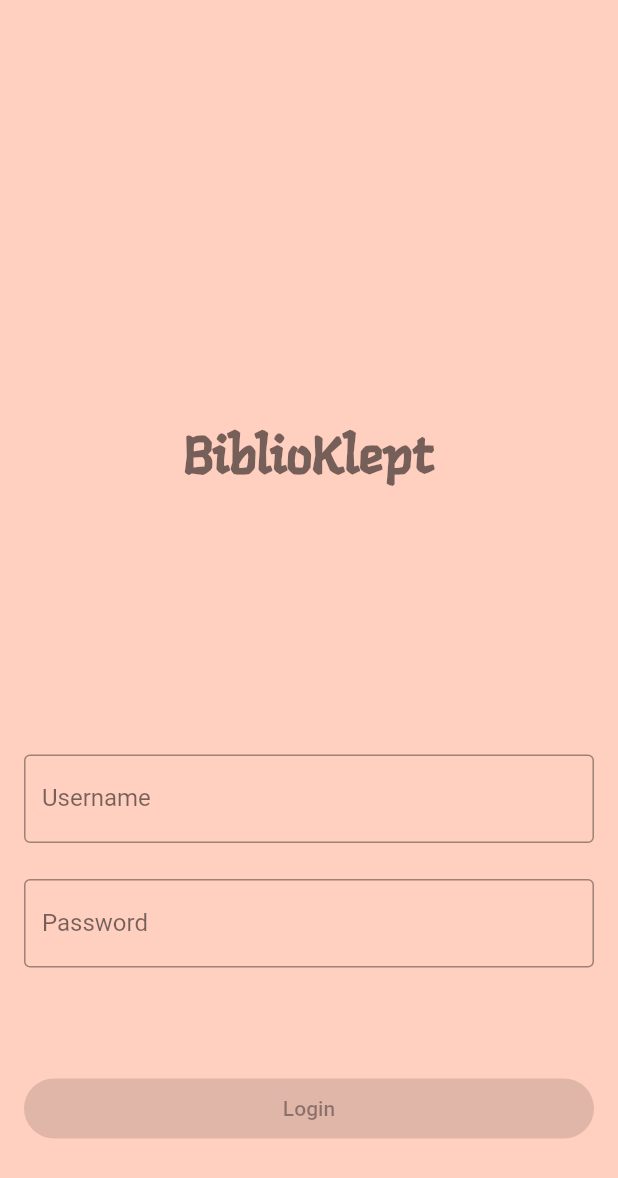
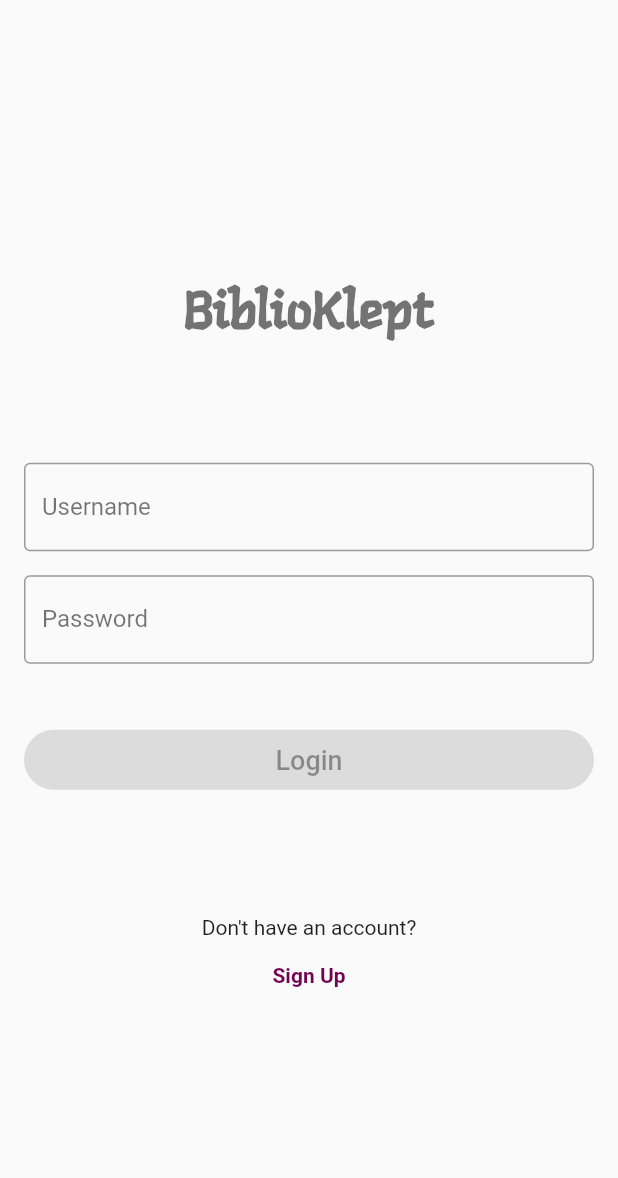
Before and after one commit to pGiad/BiblioKlept-HCI-NTUA, a Flutter app: the screen it shows after launch, on a phone screen of 412 x 824 dp. Shown: the top 1178 px of the screen. Run offline on Flutter 3.47's test engine with Material 2 defaults, Android fonts, the phone set to English and light mode, and no system bars.

Commit message:
Favorite Genres Page and beauty changes
Implementation of favorite_genres page and minor changes to login and sign up pages.

```diff
--- a/biblioklept/lib/login_page.dart
+++ b/biblioklept/lib/login_page.dart
@@ -7,9 +7,8 @@ class LoginPage extends StatelessWidget {
   @override
   Widget build(BuildContext context) {
     return const MaterialApp(
-      title: 'Login Page',
+      title: 'BiblioKlept',
       home: Scaffold(
-        backgroundColor: Color.fromARGB(199, 255, 194, 174),
         body: Center(
           child: LoginForm(),
         ),
@@ -73,7 +72,7 @@ class _LoginFormState extends State<LoginForm> {
           children: [
             const SizedBox(height: 16.0),
             Padding(
-              padding: const EdgeInsets.only(top: 250.0, bottom: 150.0),
+              padding: const EdgeInsets.only(top: 50.0, bottom: 60.0),
               child: Text(
                 'BiblioKlept',
                 style: Theme.of(context).textTheme.headline4?.copyWith(
@@ -81,7 +80,7 @@ class _LoginFormState extends State<LoginForm> {
                 textAlign: TextAlign.center,
               ),
             ),
-            const SizedBox(height: 24.0),
+            const SizedBox(height: 16.0),
             TextField(
               controller: _usernameController,
               decoration: InputDecoration(
@@ -94,7 +93,7 @@ class _LoginFormState extends State<LoginForm> {
               ),
               cursorColor: Colors.black,
             ),
-            const SizedBox(height: 24.0),
+            const SizedBox(height: 16.0),
             TextField(
               controller: _passwordController,
               obscureText: true,
@@ -108,29 +107,27 @@ class _LoginFormState extends State<LoginForm> {
               ),
               cursorColor: Colors.black,
             ),
-            const SizedBox(height: 70.0),
+            const SizedBox(height: 40.0),
             ElevatedButton(
               onPressed: _canLogin ? _login : null,
-              child: const Text('Login'),
+              child: const Text('Login', style: TextStyle(fontSize: 18)),
               style: ElevatedButton.styleFrom(
                   backgroundColor: const Color.fromARGB(
-                      255, 255, 225, 169), // sets the background color
-                  foregroundColor: const Color.fromARGB(
-                      199, 164, 85, 0), // sets the text color
+                      255, 112, 4, 80), // sets the background color
+                  foregroundColor: Colors.white, // sets the text color
                   shape: RoundedRectangleBorder(
                     borderRadius: BorderRadius.circular(20.0),
                   ),
                   fixedSize: const Size(200, 40)),
             ),
-            const SizedBox(height: 24.0),
+            const SizedBox(height: 50.0),
             Padding(
-              padding: const EdgeInsets.all(110.0),
+              padding: const EdgeInsets.all(30.0),
               child: Column(
                 children: [
-                  Text(
-                    "Don't have an account?",
-                    style: Theme.of(context).textTheme.bodyText2,
-                  ),
+                  Text("Don't have an account?",
+                      style: Theme.of(context).textTheme.bodyText2,
+                      textAlign: TextAlign.center),
                   TextButton(
                     onPressed: () {
                       Navigator.push(
@@ -142,7 +139,7 @@ class _LoginFormState extends State<LoginForm> {
                     child: const Text(
                       'Sign Up',
                       style: TextStyle(
-                        color: Color.fromARGB(199, 164, 85, 0),
+                        color: Color.fromARGB(255, 112, 4, 80),
                         fontWeight: FontWeight.bold,
                       ),
                     ),
```
Also changed, not shown: biblioklept/lib/favorite_genres.dart (added, +108 -0 lines), biblioklept/lib/signup_page.dart (+28 -49 lines).
